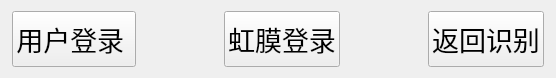
Above: tx2_iris/suspendbar.ui from iuytr09/tx2_iris before the change. Below: the same form after it.
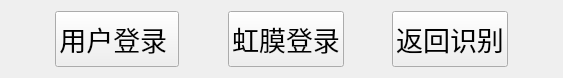
That is the form after the change. Icons and pictures are not drawn.

What changed in the file:
```diff
--- a/tx2_iris/suspendbar.ui
+++ b/tx2_iris/suspendbar.ui
@@ -6,7 +6,7 @@
    <rect>
     <x>0</x>
     <y>0</y>
-    <width>556</width>
+    <width>563</width>
     <height>78</height>
    </rect>
   </property>
@@ -65,6 +65,19 @@
         <property name="rightMargin">
          <number>0</number>
         </property>
+        <item>
+         <spacer name="horizontalSpacer_7">
+          <property name="orientation">
+           <enum>Qt::Horizontal</enum>
+          </property>
+          <property name="sizeHint" stdset="0">
+           <size>
+            <width>40</width>
+            <height>20</height>
+           </size>
+          </property>
+         </spacer>
+        </item>
         <item>
          <widget class="QPushButton" name="btnAdmin">
           <property name="sizePolicy">
@@ -135,7 +148,7 @@
          </widget>
         </item>
         <item>
-         <spacer name="horizontalSpacer_2">
+         <spacer name="horizontalSpacer_3">
           <property name="orientation">
            <enum>Qt::Horizontal</enum>
           </property>
@@ -175,6 +188,19 @@
           </property>
          </widget>
         </item>
+        <item>
+         <spacer name="horizontalSpacer_2">
+          <property name="orientation">
+           <enum>Qt::Horizontal</enum>
+          </property>
+          <property name="sizeHint" stdset="0">
+           <size>
+            <width>40</width>
+            <height>20</height>
+           </size>
+          </property>
+         </spacer>
+        </item>
        </layout>
       </item>
      </layout>
```
